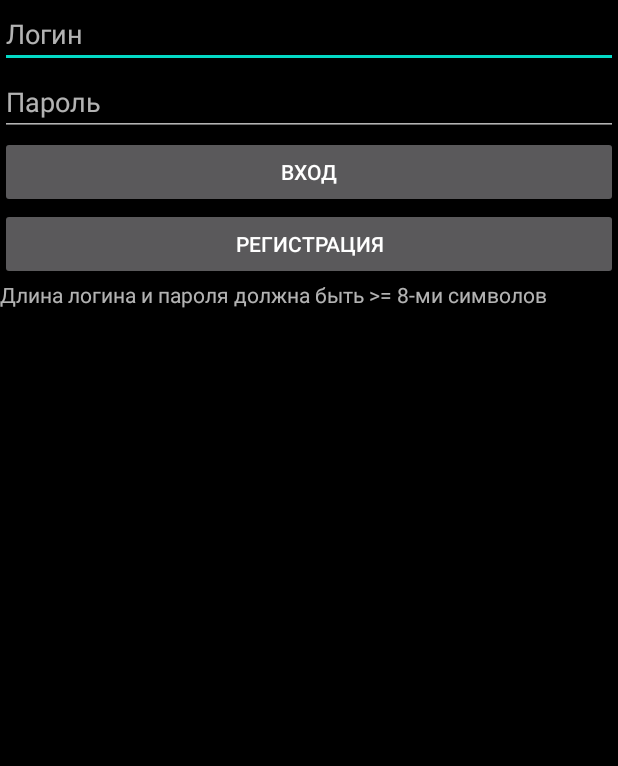
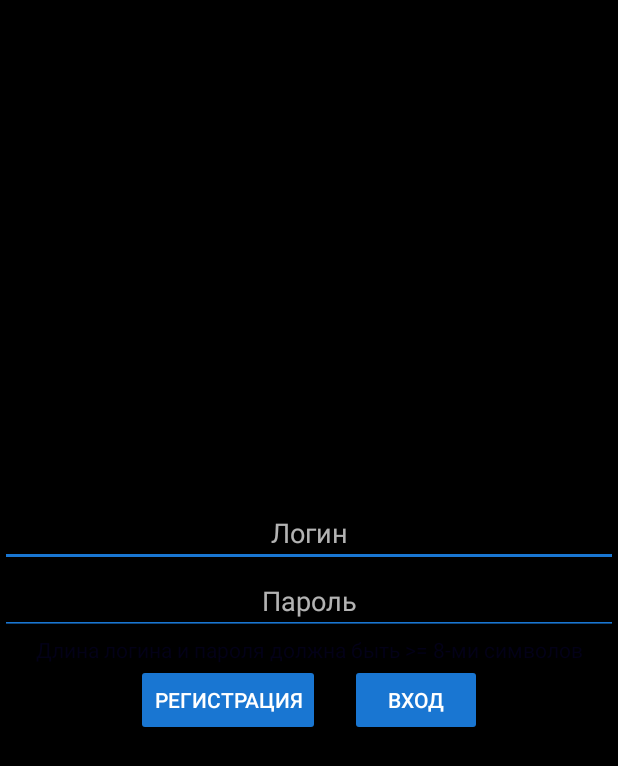
Before and after one commit to nikita-jpg/BigProject, an Android app: the screen it shows after launch (Autorization), after a tap on "РЕГИСТРАЦИЯ", on a phone screen of 412 x 824 dp. Shown: the top 766 px of the screen. Run offline under Robolectric (Android 15) with nearby library versions, the light colour scheme and no system bars; 1 other tap on this screen came first.

Commit message:
Norm_Aut

```diff
--- a/app/src/main/java/com/example/bigproject/Autorization.java
+++ b/app/src/main/java/com/example/bigproject/Autorization.java
@@ -80,8 +80,9 @@
     }
 
     //Выводим сообщение для пользователя
-    private void requestToUser(String request)
+    private void requestToUser(String request,int color)
     {
+        requestTextView.setTextColor(color);
         requestTextView.setText(request);
     }
 
@@ -133,12 +134,12 @@
                     case -1:
                         enterBtn.setClickable(true);
                         regBtn.setClickable(true);
-                        requestToUser(getString(R.string.request_minus_1));
+                        requestToUser(getString(R.string.request_minus_1),R.color.red);
                         break;
                     case 0:
                         enterBtn.setClickable(true);
                         regBtn.setClickable(true);
-                        requestToUser(getString(R.string.request_0));
+                        requestToUser(getString(R.string.request_0),R.color.red);
                         break;
                     case 1:
                         startMainClass();
@@ -146,19 +147,19 @@
                     case 2:
                         enterBtn.setClickable(true);
                         regBtn.setClickable(true);
-                        requestToUser(getString(R.string.request_2));
+                        requestToUser(getString(R.string.request_2),R.color.red);
                         break;
                 }
             }
         };
 
         Runnable runnable = null;
-        if(login.length()<8 || password.length()<8) requestToUser(getString(R.string.small_login_or_password));
+        if(login.length()<8 || password.length()<8) requestToUser(getString(R.string.small_login_or_password),R.color.red);
         else
         {
             enterBtn.setClickable(false);
             regBtn.setClickable(false);
-            requestToUser(getString(R.string.waiting_srver_request));
+            requestToUser(getString(R.string.waiting_srver_request),R.color.red);
             //Если пользователь нажал "войти"
             if (v.getId() == R.id.enterBtn)
             {
--- a/app/src/main/res/layout/activity_autorization.xml
+++ b/app/src/main/res/layout/activity_autorization.xml
@@ -1,40 +1,68 @@
 <?xml version="1.0" encoding="utf-8"?>
 <LinearLayout xmlns:android="http://schemas.android.com/apk/res/android"
-    xmlns:app="http://schemas.android.com/apk/res-auto"
-    xmlns:tools="http://schemas.android.com/tools"
+    android:gravity="center"
     android:orientation="vertical" android:layout_width="match_parent"
     android:layout_height="match_parent">
+
 
     <EditText
         android:id="@+id/loginText"
         android:layout_width="match_parent"
         android:layout_height="wrap_content"
+        android:layout_gravity="center"
         android:ems="10"
+        android:gravity="center"
         android:hint="@string/login_hint"
+        android:backgroundTint="@color/blue"
         android:inputType="textPersonName" />
+
 
     <EditText
         android:id="@+id/passwordText"
         android:layout_width="match_parent"
         android:layout_height="wrap_content"
+        android:layout_gravity="center"
         android:ems="10"
+        android:gravity="center"
         android:hint="@string/password_hind"
+        android:backgroundTint="@color/blue"
         android:inputType="textPersonName" />
 
-    <Button
-        android:id="@+id/enterBtn"
-        android:layout_width="match_parent"
-        android:layout_height="wrap_content"
-        android:text="@string/enter_Btn_text"/>
-
-    <Button
-        android:id="@+id/regBtn"
-        android:layout_width="match_parent"
-        android:layout_height="wrap_content"
-        android:text="@string/reg_Btn_text" />
 
     <TextView
         android:id="@+id/requestTextView"
         android:layout_width="match_parent"
-        android:layout_height="wrap_content" />
+        android:layout_height="wrap_content"
+        android:gravity="center" />
+
+    <LinearLayout
+        android:layout_width="wrap_content"
+        android:layout_height="wrap_content"
+        android:layout_gravity="center"
+        android:orientation="horizontal">
+
+        <Button
+            android:id="@+id/regBtn"
+            android:layout_width="match_parent"
+            android:layout_height="wrap_content"
+            android:layout_weight="1"
+            android:layout_marginLeft="60dp"
+            android:layout_marginRight="10dp"
+            android:backgroundTint="@color/blue"
+            android:textColor="@color/abs_white"
+            android:text="@string/reg_Btn_text" />
+
+        <Button
+            android:id="@+id/enterBtn"
+            android:layout_width="match_parent"
+            android:layout_height="wrap_content"
+            android:layout_weight="1"
+            android:layout_marginLeft="10dp"
+            android:layout_marginRight="60dp"
+            android:backgroundTint="@color/blue"
+            android:textColor="@color/abs_white"
+            android:text="@string/enter_Btn_text" />
+
+    </LinearLayout>
+
 </LinearLayout>
--- a/app/src/main/res/layout/dialog_lay.xml
+++ b/app/src/main/res/layout/dialog_lay.xml
@@ -48,9 +48,8 @@
             android:layout_marginLeft="210dp"
             android:layout_marginRight="10dp"
             android:backgroundTint="@color/blue"
-            android:text="Save"
             android:textColor="@color/abs_white"
-            app:iconPadding="8dp" />
+            android:text="Save" />
 
     </LinearLayout>
 
--- a/app/src/main/res/values/colors.xml
+++ b/app/src/main/res/values/colors.xml
@@ -11,6 +11,7 @@
     <color name="btn">#edeef0</color>
     <color name="bkackText">#000002</color>
     <color name="blue">#1976D2</color>
+    <color name="red">#ff3b31</color>
     <color name="abs_white">#ffffff</color>
     <color name="transparent">#00000000</color>
     <color name="very_black">#000000</color>
```
